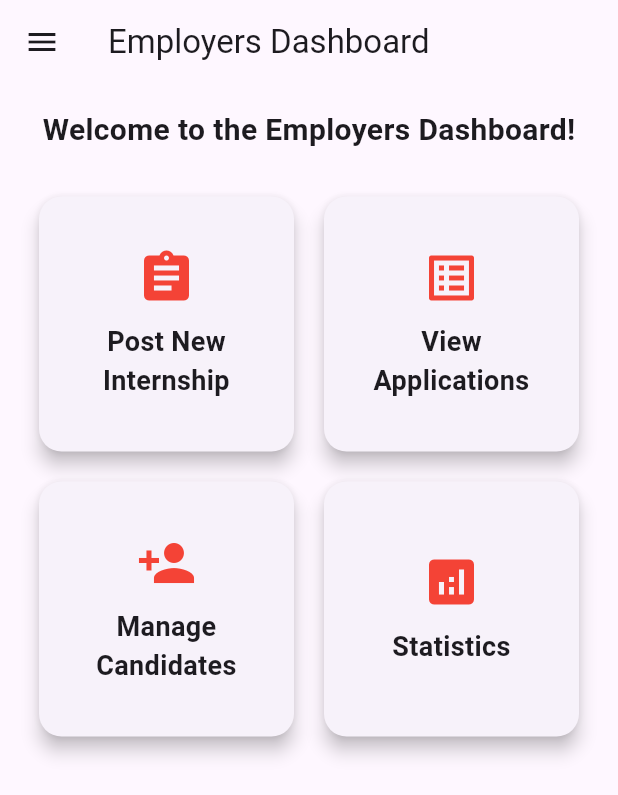
After one commit to bsc-com-35-20/Intern_Hub, a Flutter app: the EmployersDashBoard screen opened directly, on a phone screen of 412 x 824 dp. The commit adds this screen. Shown: the top 795 px of the screen. Run offline on Flutter 3.47's test engine with Material 3 defaults, Android fonts, the light colour scheme and no system bars; our stand-ins replace cloud_firestore, connectivity_plus, firebase_auth, firebase_core, fluttertoast, shared_preferences; accounts and stored records are empty.

Commit message:
creating an employers dashboard

```diff
--- /dev/null
+++ b/lib/Company/EmployersDashBoard.dart
@@ -0,0 +1,267 @@
+import 'package:flutter/material.dart';
+
+void main() {
+  runApp(InternHubApp());
+}
+
+class InternHubApp extends StatelessWidget {
+  @override
+  Widget build(BuildContext context) {
+    return MaterialApp(
+      title: 'InternHub',
+      theme: ThemeData(
+        primarySwatch: Colors.red,
+      ),
+      initialRoute: '/',
+      routes: {
+        '/': (context) => EmployersDashBoard(),
+        '/PostInternship': (context) => PostInternshipPage(),
+        '/ViewApplications': (context) => ViewApplicationsPage(),
+        '/ManageCandidates': (context) => ManageCandidatesPage(),
+        '/Statistics': (context) => StatisticsPage(),
+      },
+    );
+  }
+}
+
+class EmployersDashBoard extends StatelessWidget {
+  @override
+  Widget build(BuildContext context) {
+    return Scaffold(
+      appBar: AppBar(
+        title: Text('Employers Dashboard'),
+      ),
+      drawer: Drawer(
+        child: ListView(
+          padding: EdgeInsets.zero,
+          children: <Widget>[
+            DrawerHeader(
+              decoration: BoxDecoration(
+                color: Colors.red,
+              ),
+              child: Text(
+                'Employer Menu',
+                style: TextStyle(
+                  color: Colors.white,
+                  fontSize: 24,
+                ),
+              ),
+            ),
+            ListTile(
+              leading: Icon(Icons.home),
+              title: Text('Home'),
+              onTap: () {
+                // Navigate to Home
+                Navigator.pushReplacementNamed(context, '/Home');
+              },
+            ),
+            ListTile(
+              leading: Icon(Icons.business),
+              title: Text('Post Internship'),
+              onTap: () {
+                Navigator.pushNamed(context, '/PostInternship');
+              },
+            ),
+            ListTile(
+              leading: Icon(Icons.list),
+              title: Text('View Applications'),
+              onTap: () {
+                Navigator.pushNamed(context, '/ViewApplications');
+              },
+            ),
+            ListTile(
+              leading: Icon(Icons.person),
+              title: Text('Manage Candidates'),
+              onTap: () {
+                Navigator.pushNamed(context, '/ManageCandidates');
+              },
+            ),
+            ListTile(
+              leading: Icon(Icons.analytics),
+              title: Text('Statistics'),
+              onTap: () {
+                Navigator.pushNamed(context, '/Statistics');
+              },
+            ),
+
+          ],
+        ),
+      ),
+      body: Padding(
+        padding: const EdgeInsets.all(16.0),
+        child: Column(
+          children: [
+            Text(
+              'Welcome to the Employers Dashboard!',
+              style: TextStyle(fontSize: 20, fontWeight: FontWeight.bold),
+            ),
+            SizedBox(height: 20),
+            Expanded(
+              child: GridView.count(
+                crossAxisCount: 2,
+                children: [
+                  _buildDashboardCard(
+                    context,
+                    Icons.assignment,
+                    'Post New Internship',
+                    '/PostInternship',
+                  ),
+                  _buildDashboardCard(
+                    context,
+                    Icons.list_alt,
+                    'View Applications',
+                    '/ViewApplications',
+                  ),
+                  _buildDashboardCard(
+                    context,
+                    Icons.person_add,
+                    'Manage Candidates',
+                    '/ManageCandidates',
+                  ),
+                  _buildDashboardCard(
+                    context,
+                    Icons.analytics,
+                    'Statistics',
+                    '/Statistics',
+                  ),
+                ],
+              ),
+            ),
+          ],
+        ),
+      ),
+    );
+  }
+
+  Widget _buildDashboardCard(BuildContext context, IconData icon, String title, String route) {
+    return Card(
+      margin: EdgeInsets.all(10),
+      elevation: 5,
+      shape: RoundedRectangleBorder(
+        borderRadius: BorderRadius.circular(15),
+      ),
+      child: InkWell(
+        onTap: () {
+          Navigator.pushNamed(context, route);
+        },
+        borderRadius: BorderRadius.circular(15),
+        child: Padding(
+          padding: const EdgeInsets.all(20.0),
+          child: Column(
+            mainAxisAlignment: MainAxisAlignment.center,
+            children: [
+              Icon(icon, size: 40, color: Colors.red),
+              SizedBox(height: 10),
+              Text(
+                title,
+                textAlign: TextAlign.center,
+                style: TextStyle(fontSize: 18, fontWeight: FontWeight.bold),
+              ),
+            ],
+          ),
+        ),
+      ),
+    );
+  }
+}
+
+class PostInternshipPage extends StatelessWidget {
+  @override
+  Widget build(BuildContext context) {
+    return Scaffold(
+      appBar: AppBar(title: Text('Post New Internship')),
+      body: Padding(
+        padding: const EdgeInsets.all(16.0),
+        child: Column(
+          children: [
+            TextField(
+              decoration: InputDecoration(labelText: 'Internship Title'),
+            ),
+            TextField(
+              decoration: InputDecoration(labelText: 'Description'),
+              maxLines: 3,
+            ),
+            TextField(
+              decoration: InputDecoration(labelText: 'Requirements'),
+            ),
+            TextField(
+              decoration: InputDecoration(labelText: 'Application Deadline'),
+            ),
+            SizedBox(height: 20),
+            ElevatedButton(
+              onPressed: () {
+                // Handle posting internship
+              },
+              child: Text('Post Internship'),
+            ),
+          ],
+        ),
+      ),
+    );
+  }
+}
+
+class ViewApplicationsPage extends StatelessWidget {
+  @override
+  Widget build(BuildContext context) {
+    return Scaffold(
+      appBar: AppBar(title: Text('View Applications')),
+      body: ListView.builder(
+        itemCount: 10, // Replace with actual number of applications
+        itemBuilder: (context, index) {
+          return Card(
+            margin: EdgeInsets.all(10),
+            child: ListTile(
+              title: Text('Application #${index + 1}'),
+              subtitle: Text('Candidate Name'),
+              trailing: Icon(Icons.chevron_right),
+              onTap: () {
+                // Navigate to application details
+              },
+            ),
+          );
+        },
+      ),
+    );
+  }
+}
+
+class ManageCandidatesPage extends StatelessWidget {
+  @override
+  Widget build(BuildContext context) {
+    return Scaffold(
+      appBar: AppBar(title: Text('Manage Candidates')),
+      body: ListView.builder(
+        itemCount: 5, // Replace with actual number of candidates
+        itemBuilder: (context, index) {
+          return Card(
+            margin: EdgeInsets.all(10),
+            child: ListTile(
+              title: Text('Candidate #${index + 1}'),
+              subtitle: Text('Resume Details'),
+              trailing: Icon(Icons.chevron_right),
+              onTap: () {
+                // Navigate to candidate details
+              },
+            ),
+          );
+        },
+      ),
+    );
+  }
+}
+
+class StatisticsPage extends StatelessWidget {
+  @override
+  Widget build(BuildContext context) {
+    return Scaffold(
+      appBar: AppBar(title: Text('Statistics')),
+      body: Center(
+        child: Text(
+          'Statistics will be shown here',
+          style: TextStyle(fontSize: 20),
+        ),
+      ),
+    );
+  }
+}
```
Also changed, not shown: lib/Home/HomePage.dart (+19 -17 lines), lib/Home/UserDetails.dart (renamed from lib/Settings/UserDetails.dart).
